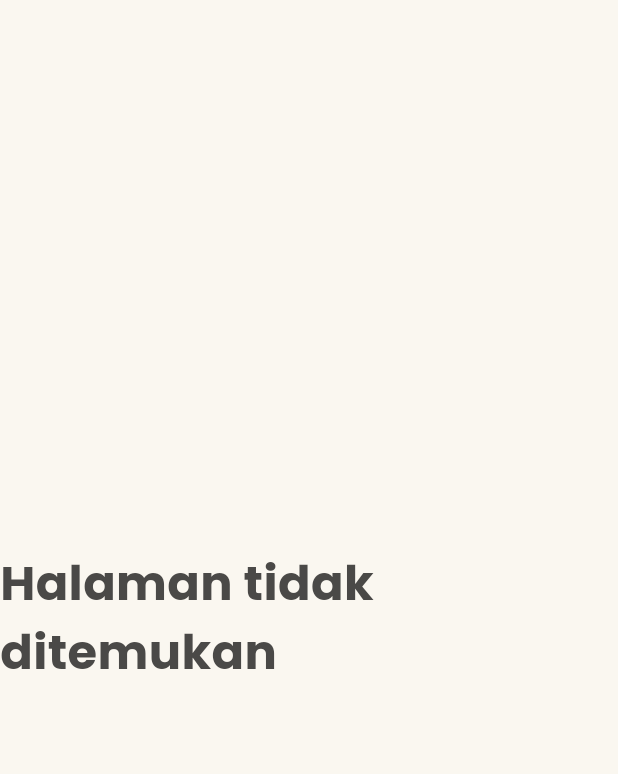
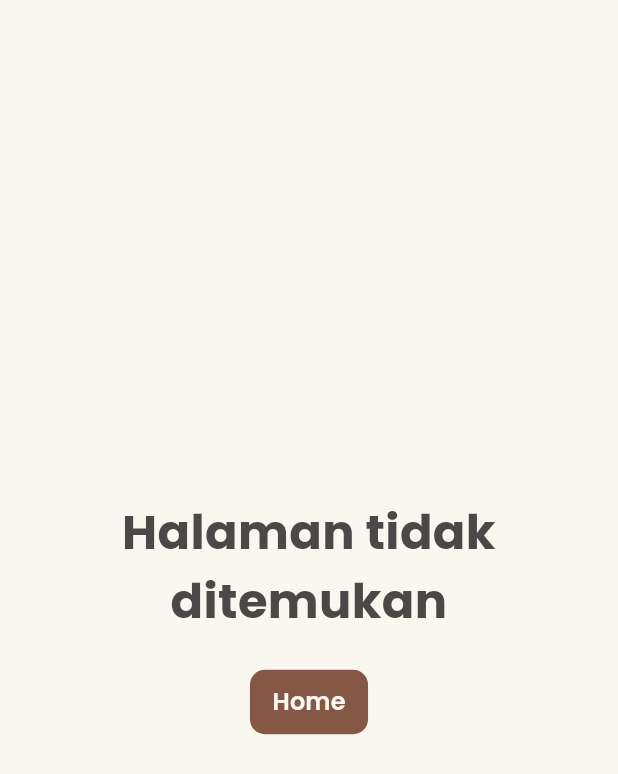
Before and after one commit to DeanFebrio/Mbelys, a Flutter app: the ErrorPage screen opened directly, on a phone screen of 412 x 824 dp. Shown: the top 774 px of the screen. Run offline on Flutter 3.47's test engine with Material 3 defaults, Android fonts, the phone set to English and light mode, and no system bars; our stand-ins replace flutter_svg, go_router, icons_plus.

Commit message:
Fix styling and name

```diff
--- a/lib/presentation/common/main_scaffold.dart
+++ b/lib/presentation/common/main_scaffold.dart
@@ -39,7 +39,7 @@ class _MainScaffoldState extends State<MainScaffold> {
           shape: const CircleBorder(),
           elevation: 0,
           onPressed: () {
-            context.go(RouterPath.home);
+            context.go(RouterPath.add);
           },
           child: Icon(
               MingCute.add_line,
--- a/lib/presentation/error/error_page.dart
+++ b/lib/presentation/error/error_page.dart
@@ -1,5 +1,8 @@
 import "package:flutter/material.dart";
+import "package:go_router/go_router.dart";
 import "package:mbelys/core/constant/app_colors.dart";
+import "package:mbelys/core/router/router.dart";
+import "package:mbelys/presentation/widgets/custom_short_button.dart";
 
 class ErrorPage extends StatelessWidget {
   const ErrorPage({super.key});
@@ -9,7 +12,12 @@ class ErrorPage extends StatelessWidget {
     return Scaffold(
       backgroundColor: AppColors.color2,
       body: Center(
-        child: Text(
+        child: Padding(
+          padding: const EdgeInsets.symmetric(horizontal: 42),
+          child: Column(
+            mainAxisAlignment: MainAxisAlignment.center,
+            children: [
+              Text(
                 "Halaman tidak ditemukan",
                 style: TextStyle(
                   fontSize: 32,
@@ -17,6 +25,15 @@ class ErrorPage extends StatelessWidget {
                   fontWeight: FontWeight.w700,
                   color: AppColors.color1
                 ),
+                textAlign: TextAlign.center,
+              ),
+              const SizedBox(height: 20,),
+              CustomShortButton(
+                  onTap: () => context.go(RouterPath.home),
+                  buttonText: "Home"
+              )
+            ],
+          ),
         ),
       ),
     );
```
Also changed, not shown: lib/presentation/kandang/view/detail_page.dart (+4 -4 lines), lib/presentation/kandang/Widgets/detail_informasi_kandang.dart (renamed from lib/presentation/kandang/Widgets/informasi_kandang.dart), lib/presentation/kandang/Widgets/detail_keterangan_kambing.dart (renamed from lib/presentation/kandang/Widgets/keterangan_kambing.dart), lib/presentation/kandang/Widgets/detail_saran_penanganan.dart (renamed from lib/presentation/kandang/Widgets/saran_penanganan.dart), lib/presentation/kandang/Widgets/detail_status_kambing.dart (renamed from lib/presentation/kandang/Widgets/status_kambing.dart). Lines whose indentation alone changed are shown as unchanged.
